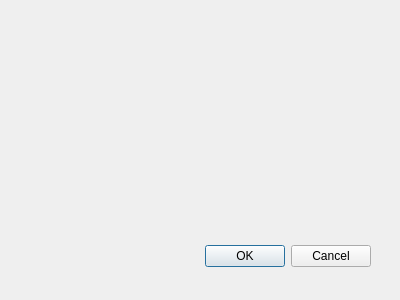
Before: the Qt Designer form ui/adminsystem/delbookdialog/delbookdialog.ui in Danieltoraji/BookManagementSystem, drawn with Qt 5.
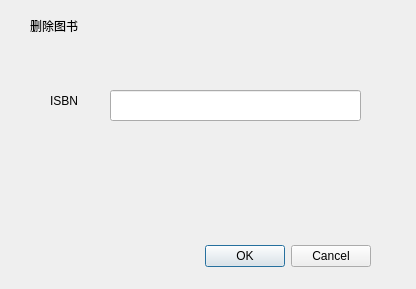
After: the same form once the commit is applied.

```diff
--- a/ui/adminsystem/delbookdialog/delbookdialog.ui
+++ b/ui/adminsystem/delbookdialog/delbookdialog.ui
@@ -6,8 +6,8 @@
    <rect>
     <x>0</x>
     <y>0</y>
-    <width>400</width>
-    <height>300</height>
+    <width>416</width>
+    <height>289</height>
    </rect>
   </property>
   <property name="windowTitle">
@@ -29,6 +29,42 @@
     <set>QDialogButtonBox::StandardButton::Cancel|QDialogButtonBox::StandardButton::Ok</set>
    </property>
   </widget>
+  <widget class="QLabel" name="label">
+   <property name="geometry">
+    <rect>
+     <x>30</x>
+     <y>10</y>
+     <width>111</width>
+     <height>31</height>
+    </rect>
+   </property>
+   <property name="text">
+    <string>删除图书</string>
+   </property>
+  </widget>
+  <widget class="QLabel" name="label_2">
+   <property name="geometry">
+    <rect>
+     <x>50</x>
+     <y>90</y>
+     <width>51</width>
+     <height>21</height>
+    </rect>
+   </property>
+   <property name="text">
+    <string>ISBN</string>
+   </property>
+  </widget>
+  <widget class="QLineEdit" name="isbnline">
+   <property name="geometry">
+    <rect>
+     <x>110</x>
+     <y>90</y>
+     <width>251</width>
+     <height>31</height>
+    </rect>
+   </property>
+  </widget>
  </widget>
  <resources/>
  <connections>
```
